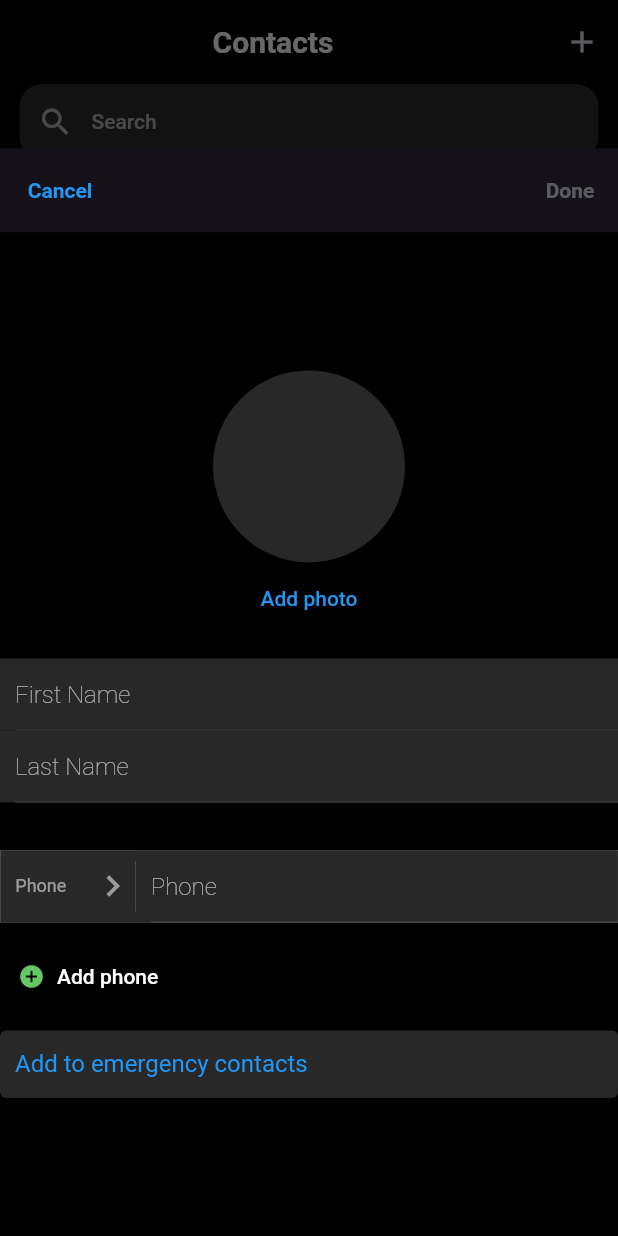
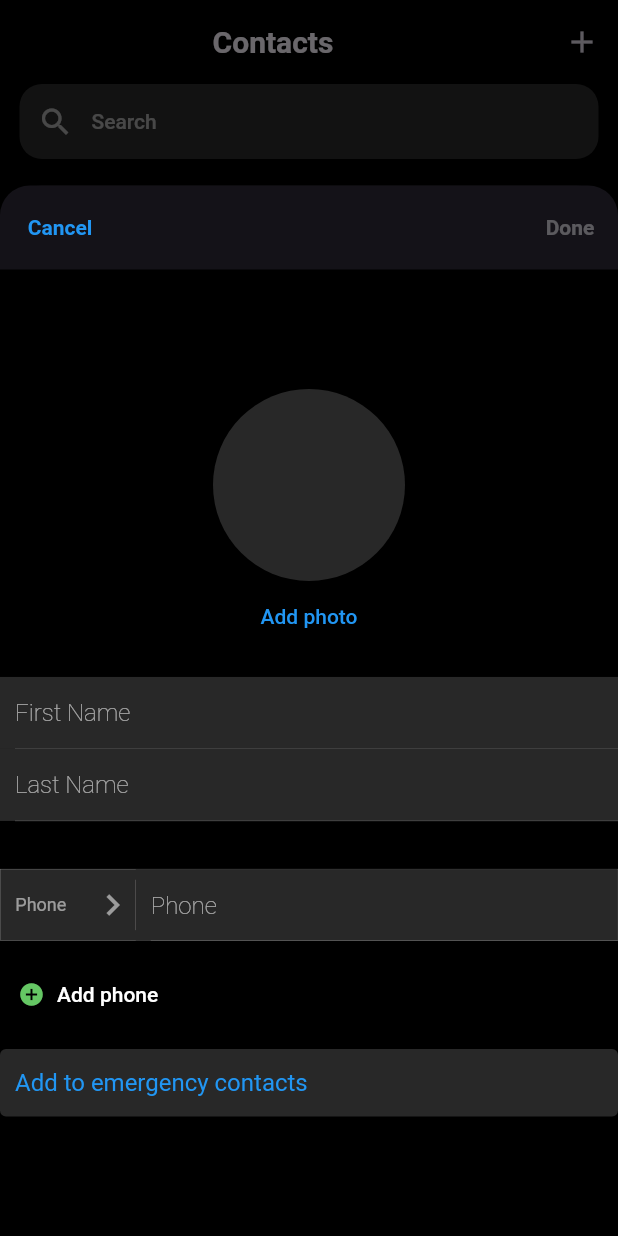
Before and after one commit to marijoyapa/flutter-project-contact-list, a Flutter app: the screen it shows after launch, after a tap on the "emergency" icon, after a tap on the "delete outline" icon, after a tap on the "add" icon, on a phone screen of 412 x 824 dp. Run offline on Flutter 3.47's test engine with Material 2 defaults, Android fonts, the phone set to English and light mode, and no system bars; our stand-ins replace flutter_riverpod, google_fonts, image_picker.

Commit message:
working FAB and UI

```diff
--- a/contact_list/lib/screen/create_contact.dart
+++ b/contact_list/lib/screen/create_contact.dart
@@ -108,10 +108,12 @@ class _CreateNewContactScreenState
 
   @override
   Widget build(BuildContext context) {
-    return Container(
-      height: MediaQuery.of(context).size.height * 0.88,
+    return SizedBox(
+      height: MediaQuery.of(context).size.height * 0.85,
       child: Scaffold(
         appBar: AppBar(
+          scrolledUnderElevation: 0,
+          shape: const RoundedRectangleBorder(borderRadius: BorderRadius.vertical(top: Radius.circular(20))),
           centerTitle: true,
           leadingWidth: 80,
           leading: TextButton(
@@ -126,6 +128,7 @@ class _CreateNewContactScreenState
               ),
             ),
           ),
+
           actions: [
             TextButton(
               onPressed: () {
```
